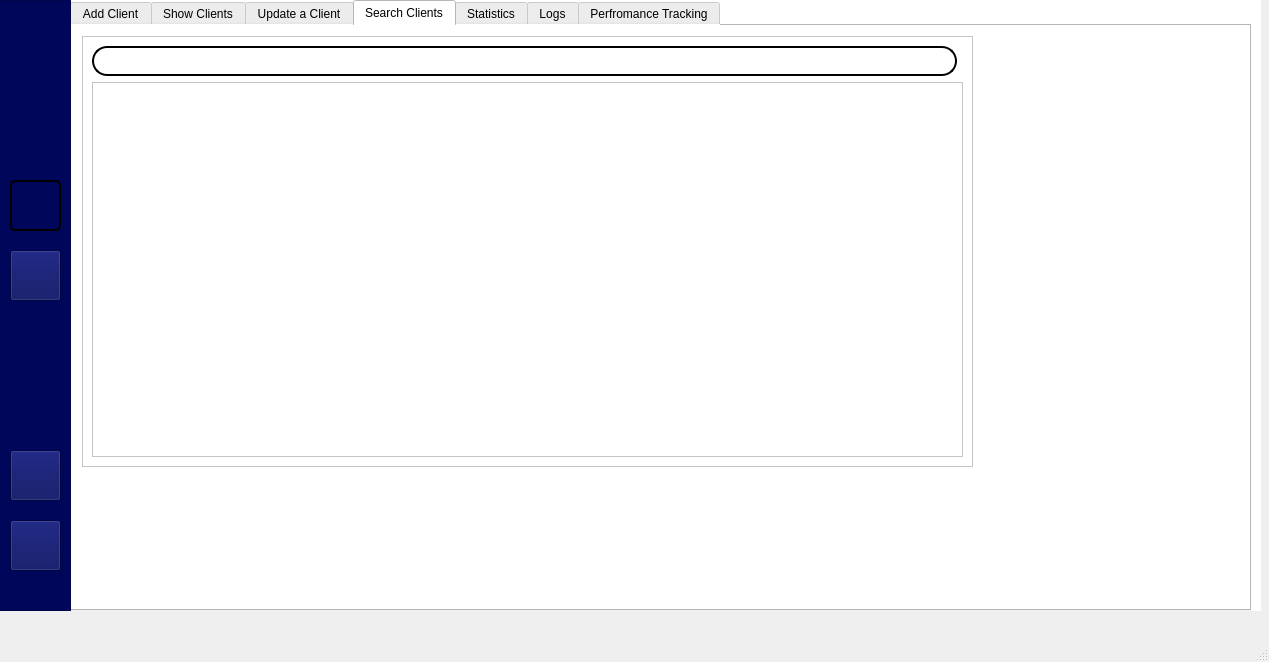
Before: the Qt Designer form mainwindow.ui in Projet-CPP-2A6/Nautica, drawn with Qt 5.
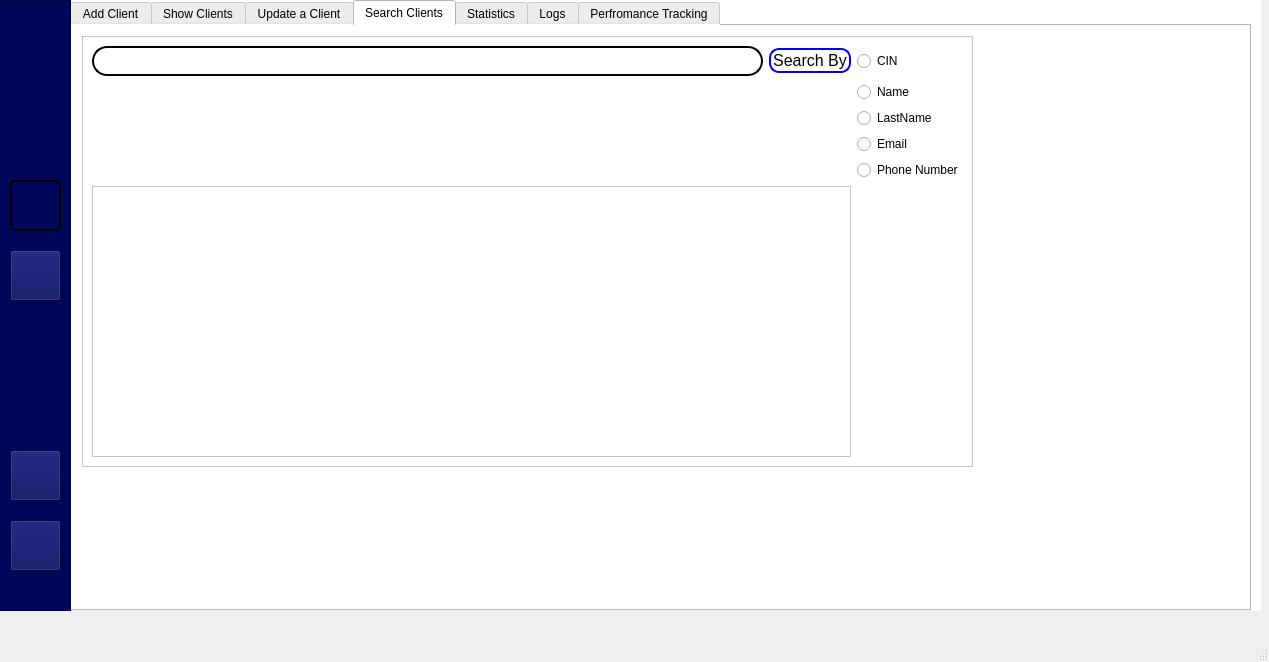
After: the same form once the commit is applied. The open tabs and pages were chosen to show the change. Icons and pictures are not drawn.

Commit message: added corresponding radio buttons for each type of search

The edit to the form file:
```diff
--- a/mainwindow.ui
+++ b/mainwindow.ui
@@ -2826,6 +2826,23 @@
          <enum>QFrame::Raised</enum>
         </property>
         <layout class="QGridLayout" name="gridLayout_3">
+         <item row="0" column="1">
+          <widget class="QPushButton" name="SearchByButton">
+           <property name="styleSheet">
+            <string notr="true">background-color: #ffffff; /* Fond blanc */
+    border: 2px solid blue; /* Bordure bleue */
+    border-radius: 10px; /* Coins arrondis */
+    padding: 1px 2px; /* Espacement intérieur */
+    color: black; /* Couleur du texte */
+    font-size: 16px; /* Taille de la police */
+   
+   </string>
+           </property>
+           <property name="text">
+            <string>Search By</string>
+           </property>
+          </widget>
+         </item>
          <item row="0" column="0">
           <widget class="QLineEdit" name="SearchCIN">
            <property name="styleSheet">
@@ -2848,9 +2865,44 @@
            </property>
           </widget>
          </item>
-         <item row="1" column="0" colspan="2">
+         <item row="4" column="2">
+          <widget class="QRadioButton" name="PhoneSearchValue">
+           <property name="text">
+            <string>Phone Number</string>
+           </property>
+          </widget>
+         </item>
+         <item row="1" column="2">
+          <widget class="QRadioButton" name="NameSearchValue">
+           <property name="text">
+            <string>Name</string>
+           </property>
+          </widget>
+         </item>
+         <item row="0" column="2">
+          <widget class="QRadioButton" name="CINSearchValue">
+           <property name="text">
+            <string>CIN</string>
+           </property>
+          </widget>
+         </item>
+         <item row="3" column="2">
+          <widget class="QRadioButton" name="EmailSearchValue">
+           <property name="text">
+            <string>Email</string>
+           </property>
+          </widget>
+         </item>
+         <item row="5" column="0" colspan="2">
           <widget class="QTableView" name="OneClientModel"/>
          </item>
+         <item row="2" column="2">
+          <widget class="QRadioButton" name="LastNameSearchValue">
+           <property name="text">
+            <string>LastName</string>
+           </property>
+          </widget>
+         </item>
         </layout>
        </widget>
       </widget>
```
Left out of the diff: 10 changed lines with no effect on the pictures. The commit also changes 4 other files.
